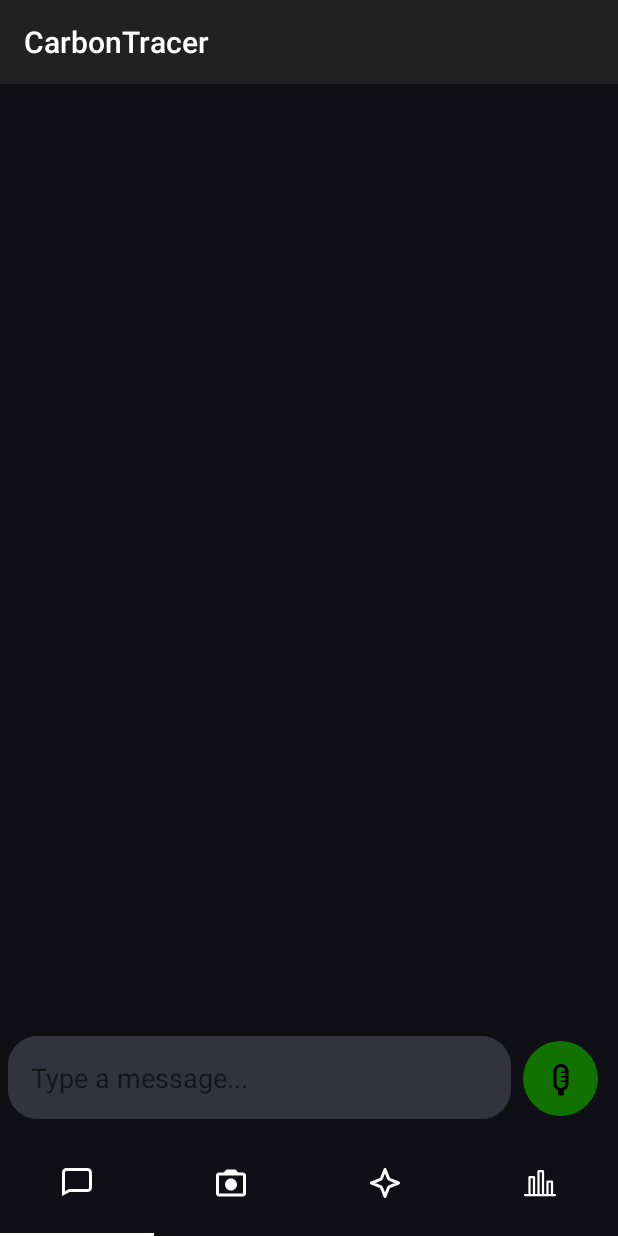
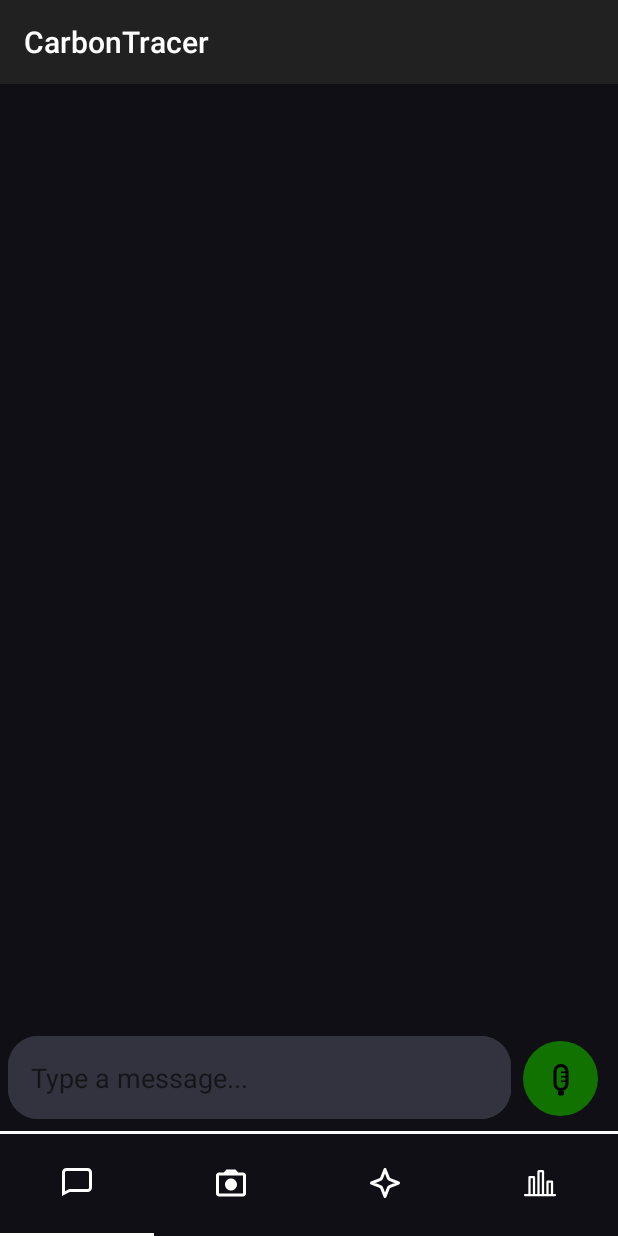
Before and after one commit to xployt404/CarbonTracer, an Android app: the screen it shows after launch (MainActivity), after a tap on an icon or button, on a phone screen of 412 x 824 dp. Run offline under Robolectric (Android 15) with nearby library versions, the phone set to English and light mode, and no system bars; libraries missing offline, so code that uses them is left out: androidx.camera.core, androidx.camera.lifecycle, androidx.camera.view, com.github.mikephil.charting, com.google.ai.client; 3 statements that could not run were skipped.

Commit message:
workingCarbonTracer

```diff
--- a/app/src/main/java/com/example/carbontracerrevised/MainActivity.kt
+++ b/app/src/main/java/com/example/carbontracerrevised/MainActivity.kt
@@ -17,6 +17,7 @@ import android.widget.EditText
 import android.widget.ImageButton
 import android.widget.ProgressBar
 import android.widget.Toast
+import androidx.activity.enableEdgeToEdge
 import androidx.activity.result.contract.ActivityResultContracts
 import androidx.appcompat.app.AppCompatActivity
 import androidx.appcompat.widget.PopupMenu
--- a/app/src/main/java/com/example/carbontracerrevised/statistics/StatisticsFragment.kt
+++ b/app/src/main/java/com/example/carbontracerrevised/statistics/StatisticsFragment.kt
@@ -72,16 +72,14 @@ class StatisticsFragment(private val traceableAdapter: TraceableAdapter) : Fragm
             elevation = 8f
             extraBottomOffset = 15f
             isDrawHoleEnabled = false
+            setHoleColor(R.color.tracer_background)
             description.text = "CO2 per category"
             description.textSize = 20f
             description.textColor = Color.WHITE
-            description.textAlign = Paint.Align.LEFT
-            description.setPosition(400f, 850f)
+            description.yOffset = -10f
             legend.apply {
                 textColor = Color.WHITE
                 orientation = Legend.LegendOrientation.VERTICAL
-                verticalAlignment = Legend.LegendVerticalAlignment.BOTTOM
-                horizontalAlignment = Legend.LegendHorizontalAlignment.LEFT
                 setDrawInside(false)
             }
 
@@ -133,7 +131,6 @@ class StatisticsFragment(private val traceableAdapter: TraceableAdapter) : Fragm
 
         }
         val total = co2eGroceries + co2eTransport + co2eConsumer + co2eElectronics + co2eMisc
-        Log.i(TAG, "updatePieChart total: $total")
         pieEntries.clear()
         pieEntries.addAll(
             listOf(
--- /dev/null
+++ b/app/src/main/res/drawable/tab_layout_background.xml
@@ -0,0 +1,17 @@
+<?xml version="1.0" encoding="utf-8"?>
+<layer-list xmlns:android="http://schemas.android.com/apk/res/android">
+    <!-- Background color (transparent or any other color) -->
+    <item>
+        <shape android:shape="rectangle">
+            <solid android:color="#23FFFFFF" /> <!-- Transparent background -->
+        </shape>
+    </item>
+
+    <!-- Top border -->
+    <item android:top="2dp">
+        <shape android:shape="rectangle">
+
+            <solid android:color="@color/tracer_background" /> <!-- White color for the top border -->
+        </shape>
+    </item>
+</layer-list>
--- a/app/src/main/res/layout/activity_main.xml
+++ b/app/src/main/res/layout/activity_main.xml
@@ -17,7 +17,7 @@
 
     <com.google.android.material.tabs.TabLayout
         android:id="@+id/tabLayout"
-        android:background="@color/tracer_background"
+        android:background="@drawable/tab_layout_background"
         android:layout_width="match_parent"
         android:layout_height="70dp"
         app:tabIconTint="@color/white"
--- a/app/src/main/res/values/colors.xml
+++ b/app/src/main/res/values/colors.xml
@@ -13,5 +13,5 @@
     <color name="tracer_text_color">#000000</color>
     <color name="tracer_background">#100F15</color>
     <color name="icon_color">#FFFFFF</color>
-    <color name="edit_text_underline">#313131</color>
+    <color name="edit_text_underline">#505050</color>
 </resources>
```
Also changed, not shown: app/src/main/res/drawable/flash_background.xml (added, +8 -0 lines), app/src/main/res/layout/camera_fragment.xml (+8 -7 lines), app/src/main/res/layout/statistics_fragment.xml (+25 -6 lines), app/src/main/res/layout/traceable_element.xml (+6 -5 lines).
